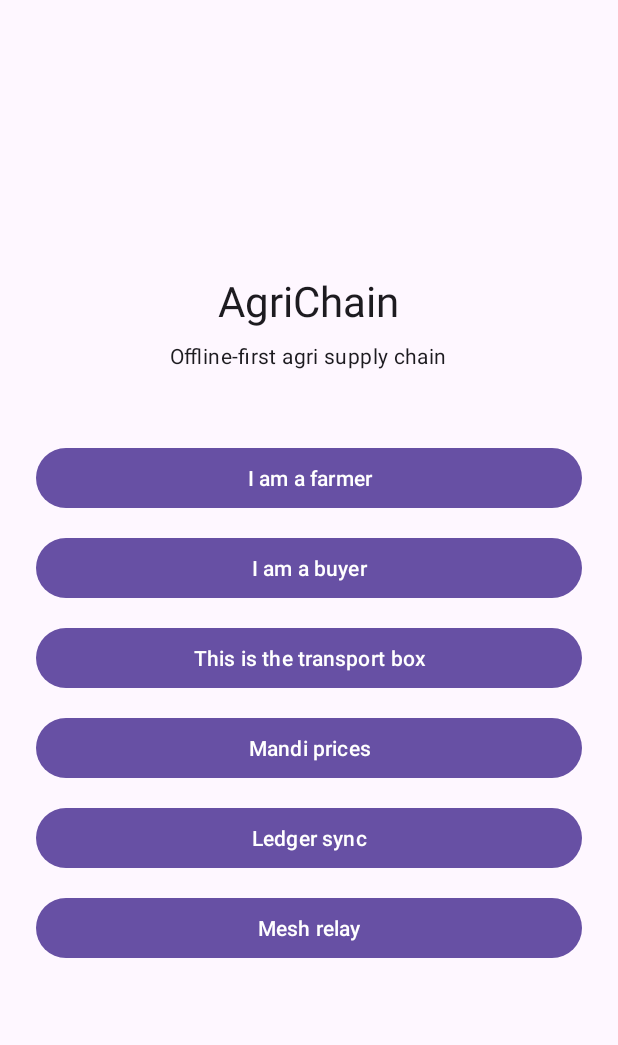
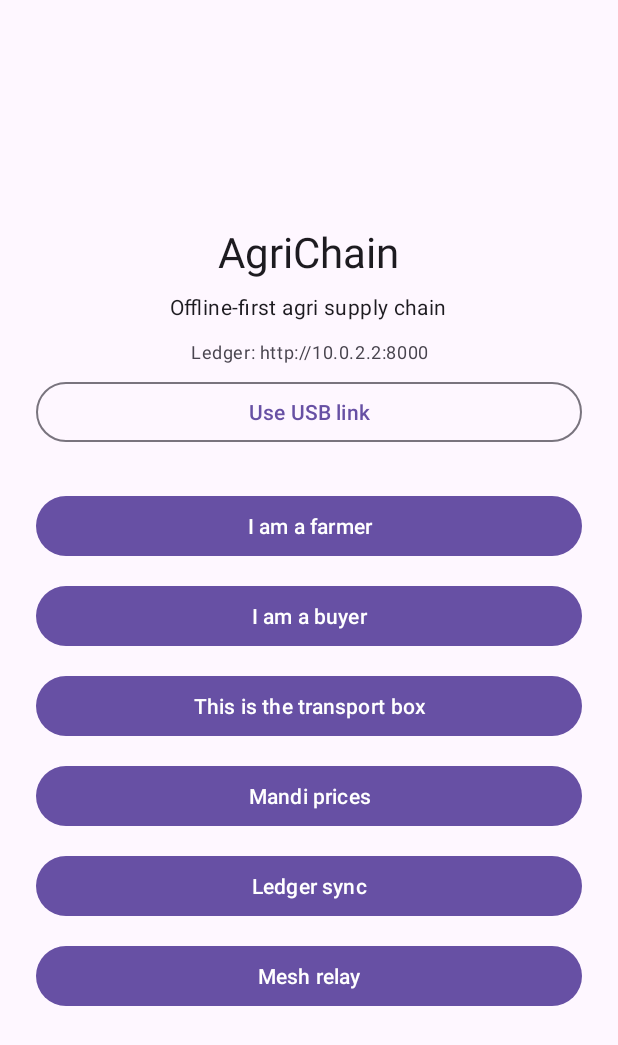
Before and after one commit to charan-gn/agri-chain, an Android app: the screen it shows after launch (MainActivity), on a phone screen of 412 x 824 dp. Shown: the top 1045 px of the screen. Run offline under Robolectric (Android 15) with nearby library versions, the phone set to English and light mode, and no system bars.

Commit message:
feat(T16): one-tap USB ledger host in the app
MainActivity shows the active ledger URL and a 'Use USB link' preset that points at http://127.0.0.1:8000 behind adb reverse and checks /health. Build verified with testDebugUnitTest and assembleDebug.

```diff
--- a/android/app/src/main/java/com/agrichain/MainActivity.kt
+++ b/android/app/src/main/java/com/agrichain/MainActivity.kt
@@ -2,22 +2,31 @@ package com.agrichain
 
 import android.content.Intent
 import android.os.Bundle
+import android.os.Handler
+import android.os.Looper
 import androidx.appcompat.app.AppCompatActivity
 import com.agrichain.databinding.ActivityMainBinding
 import com.agrichain.box.BoxActivity
 import com.agrichain.data.SyncActivity
 import com.agrichain.mesh.MeshActivity
+import com.agrichain.net.LedgerSettings
 import com.agrichain.prices.PricesActivity
 import com.agrichain.ui.BuyerActivity
 import com.agrichain.ui.FarmerActivity
+import java.net.HttpURLConnection
+import java.net.URL
 
 class MainActivity : AppCompatActivity() {
 
+    private lateinit var binding: ActivityMainBinding
+    private val mainHandler = Handler(Looper.getMainLooper())
+
     override fun onCreate(savedInstanceState: Bundle?) {
         super.onCreate(savedInstanceState)
-        val binding = ActivityMainBinding.inflate(layoutInflater)
+        binding = ActivityMainBinding.inflate(layoutInflater)
         setContentView(binding.root)
 
+        binding.usbButton.setOnClickListener { useUsbLink() }
         binding.farmerButton.setOnClickListener {
             startActivity(Intent(this, FarmerActivity::class.java))
         }
@@ -37,4 +46,45 @@ class MainActivity : AppCompatActivity() {
             startActivity(Intent(this, MeshActivity::class.java))
         }
     }
+
+    override fun onResume() {
+        super.onResume()
+        showHost()
+    }
+
+    private fun showHost() {
+        binding.ledgerStatus.text = "Ledger: ${LedgerSettings.baseUrl(this)}"
+    }
+
+    private fun useUsbLink() {
+        val base = LedgerSettings.setBaseUrl(this, USB_HOST)
+        binding.ledgerStatus.text = "USB: $base\nChecking link…"
+        Thread {
+            val healthy = checkHealth(base)
+            mainHandler.post {
+                binding.ledgerStatus.text = if (healthy) {
+                    "USB link OK: $base"
+                } else {
+                    "USB link set, ledger unreachable: $base"
+                }
+            }
+        }.start()
+    }
+
+    private fun checkHealth(base: String): Boolean = try {
+        val connection = URL("$base/health").openConnection() as HttpURLConnection
+        connection.connectTimeout = 3000
+        connection.readTimeout = 3000
+        try {
+            connection.responseCode == 200
+        } finally {
+            connection.disconnect()
+        }
+    } catch (_: Exception) {
+        false
+    }
+
+    private companion object {
+        const val USB_HOST = "http://127.0.0.1:8000"
+    }
 }
--- a/android/app/src/main/res/layout/activity_main.xml
+++ b/android/app/src/main/res/layout/activity_main.xml
@@ -21,11 +21,28 @@
         android:text="@string/skeleton_subtitle"
         android:textAppearance="?attr/textAppearanceBodyMedium" />
 
+    <TextView
+        android:id="@+id/ledgerStatus"
+        android:layout_width="match_parent"
+        android:layout_height="wrap_content"
+        android:layout_marginTop="12dp"
+        android:gravity="center"
+        android:text="Ledger: http://10.0.2.2:8000"
+        android:textAppearance="?attr/textAppearanceBodySmall" />
+
+    <com.google.android.material.button.MaterialButton
+        android:id="@+id/usbButton"
+        android:layout_width="match_parent"
+        android:layout_height="wrap_content"
+        android:layout_marginTop="8dp"
+        android:text="Use USB link"
+        style="@style/Widget.Material3.Button.OutlinedButton" />
+
     <com.google.android.material.button.MaterialButton
         android:id="@+id/farmerButton"
         android:layout_width="match_parent"
         android:layout_height="wrap_content"
-        android:layout_marginTop="48dp"
+        android:layout_marginTop="28dp"
         android:text="I am a farmer" />
 
     <com.google.android.material.button.MaterialButton
```
Also changed, not shown: 1 other file.
